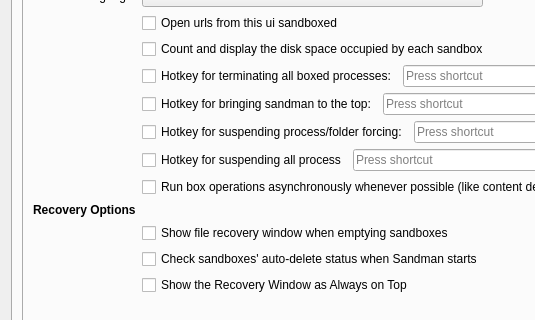
The window that SandboxiePlus/SandMan/Forms/SettingsWindow.ui (sandboxie-plus/Sandboxie) describes before a commit, drawn with Qt 5; both pictures show x 0 to 535 and y 116 to 436 of the 759 by 524 pixel window.
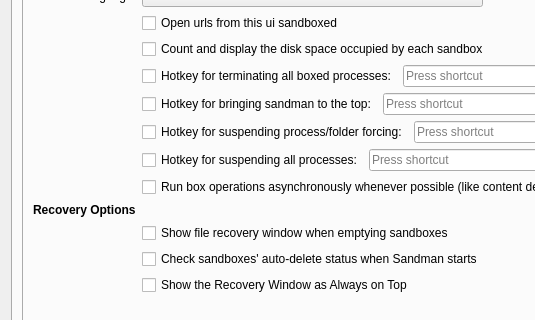
The same window after the commit. The open tabs and pages were chosen to show the change. Icons and pictures are not drawn.

Diff of the .ui file:
```diff
--- a/SandboxiePlus/SandMan/Forms/SettingsWindow.ui
+++ b/SandboxiePlus/SandMan/Forms/SettingsWindow.ui
@@ -77,7 +77,7 @@
                <item>
                 <widget class="QCheckBox" name="chkSuspend">
                  <property name="text">
-                  <string>Hotkey for suspending all process</string>
+                  <string>Hotkey for suspending all processes:</string>
                  </property>
                 </widget>
                </item>
```
